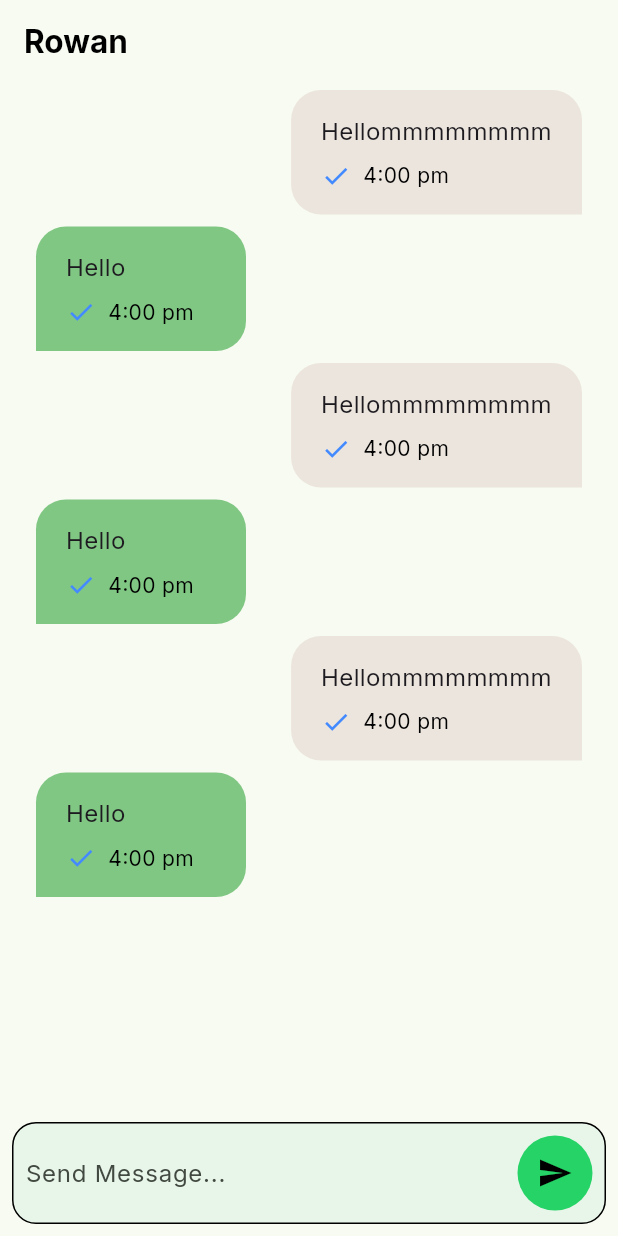
After one commit to hanaa-2000/miniChat, a Flutter app: the BubbleChatWidget screen opened directly, on a phone screen of 412 x 824 dp. The commit adds this screen. Run offline on Flutter 3.47's test engine with Material 3 defaults, Android fonts, the phone set to English and light mode, and no system bars; our stand-ins replace fluttertoast, google_fonts.

Commit message:
chats_bubble_create

```diff
--- a/lib/core/sharedWidgets/appbar_widget.dart
+++ b/lib/core/shared_widgets/appbar_widget.dart
@@ -1,6 +1,8 @@
 import 'package:flutter/material.dart';
 import 'package:minichat_project/core/themes/styles.dart';
 import 'package:minichat_project/features/home/presentation/views/profile_screen.dart';
+
+import '../../features/home/presentation/views/new_group_screen.dart';
 
 class AppbarWidget extends StatelessWidget implements PreferredSizeWidget {
   const AppbarWidget({super.key});
@@ -32,8 +34,11 @@ class AppbarWidget extends StatelessWidget implements PreferredSizeWidget {
           position: PopupMenuPosition.under,
           itemBuilder: (context) {
             return [
-              const PopupMenuItem<String>(
-                child: Text("New Group",style: TextStyle(fontWeight: FontWeight.bold),),
+               PopupMenuItem<String>(
+                child: const Text("New Group",style: TextStyle(fontWeight: FontWeight.bold),),
+                onTap: (){
+                  Navigator.push(context, MaterialPageRoute(builder: (context) => NewGroupScreen(),));
+                },
               ),
                PopupMenuItem(
                 child: const Text("Profile",style: TextStyle(fontWeight: FontWeight.bold)),
--- /dev/null
+++ b/lib/features/chats/presentation/views/widgets/bubble_chat_widget.dart
@@ -0,0 +1,100 @@
+import 'package:flutter/material.dart';
+import 'package:minichat_project/core/themes/colors.dart';
+import 'package:minichat_project/core/themes/styles.dart';
+import 'package:minichat_project/features/chats/presentation/views/widgets/message_tile.dart';
+
+class BubbleChatWidget  extends StatelessWidget {
+  const BubbleChatWidget({super.key});
+
+  @override
+  Widget build(BuildContext context) {
+    return Scaffold(
+      appBar: AppBar(
+        title: Text("Rowan" ,style: StylesApp.textStyle21.copyWith(fontWeight: FontWeight.bold), ),
+      ),
+     body:  Stack(
+        children: [
+          chatMessages(),
+          Container(
+            alignment: Alignment.bottomCenter,
+            width: MediaQuery.of(context).size.width,
+            child: Container(
+              width: MediaQuery.of(context).size.width,
+              margin: const EdgeInsets.symmetric(horizontal: 8,vertical: 8),
+              padding: const EdgeInsets.symmetric(horizontal: 8, vertical: 8),
+              decoration: BoxDecoration(
+                color: Colors.green[50],
+                border: Border.all(color: Colors.black,width: 1),
+                borderRadius: BorderRadius.circular(16)
+              ),
+              child: Row(
+                children: [
+                  Expanded(
+                    child: TextFormField(
+                      style: const TextStyle(
+                        color: Colors.white,
+                      ),
+                      decoration: const InputDecoration(
+                        hintText: 'Send Message...',
+                        hintStyle: TextStyle(
+                          fontSize: 16,
+                         // color: Colors.white
+                        ),
+                        border: InputBorder.none,
+                      ),
+                    ),
+                  ),
+                  const SizedBox(
+                    width: 12,
+                  ),
+                  GestureDetector(
+                    onTap: () {
+                    },
+                    child: Container(
+                      height: 50,
+                      width: 50,
+                      decoration: BoxDecoration(
+                        color: ColorsApp.green,
+                        borderRadius: BorderRadius.circular(30),
+                      ),
+                      child: const Center(
+                        child: Icon(
+                          Icons.send,
+                          color: Colors.black,
+                        ),
+                      ),
+                    ),
+                  )
+                ],
+              ),
+            ),
+          ),
+        ],
+      ),
+    );
+  }
+  chatMessages() {
+        return ListView.builder(
+          itemCount: 3,
+          itemBuilder: (context, index) {
+            return const Column(
+              children: [
+                MessageTile(
+                    message: "Hellommmmmmmm",
+                    sender: "hanaa",
+                    sentByMe: true),
+                MessageTile(
+                    message: "Hello",
+                    sender: "hanaa",
+                    sentByMe: false),
+              ],
+            );
+          },
+
+    );
+  }
+
+
+
+
+}
--- a/lib/features/chats/presentation/views/widgets/chats_body.dart
+++ b/lib/features/chats/presentation/views/widgets/chats_body.dart
@@ -1,5 +1,5 @@
 import 'package:flutter/material.dart';
-import 'package:minichat_project/core/sharedWidgets/appbar_widget.dart';
+import 'package:minichat_project/core/shared_widgets/appbar_widget.dart';
 import 'package:minichat_project/features/chats/presentation/views/widgets/list_item_chat.dart';
 import 'package:minichat_project/features/chats/presentation/views/widgets/item_chat_body.dart';
 
--- a/lib/features/chats/presentation/views/widgets/list_item_chat.dart
+++ b/lib/features/chats/presentation/views/widgets/list_item_chat.dart
@@ -1,5 +1,8 @@
 import 'package:flutter/material.dart';
+import 'package:minichat_project/features/chats/presentation/views/widgets/bubble_chat_widget.dart';
 import 'package:minichat_project/features/chats/presentation/views/widgets/item_chat_body.dart';
+
+import '../../../../../core/shared_widgets/functions_helper.dart';
 
 class ListItemChat  extends StatelessWidget {
   const ListItemChat({super.key});
@@ -12,7 +15,11 @@ class ListItemChat  extends StatelessWidget {
             shrinkWrap: true,
             physics: const BouncingScrollPhysics(),
             itemBuilder: (context, index) {
-              return ItemChatBody();
+              return GestureDetector(
+                  onTap: (){
+                    navigatorApp(context: context , widget: const BubbleChatWidget());
+                  },
+                  child: ItemChatBody());
             },));
   }
 }
--- /dev/null
+++ b/lib/features/chats/presentation/views/widgets/message_tile.dart
@@ -0,0 +1,93 @@
+import 'package:flutter/material.dart';
+import 'package:minichat_project/core/themes/colors.dart';
+import 'package:minichat_project/core/themes/styles.dart';
+
+class MessageTile extends StatefulWidget {
+  const MessageTile({super.key, required this.message, required this.sender, required this.sentByMe});
+  final String message;
+  final String sender;
+  final bool sentByMe;
+  @override
+  State<MessageTile> createState() => _MessageTileState();
+}
+
+class _MessageTileState extends State<MessageTile> {
+
+  @override
+  Widget build(BuildContext context) {
+    return Container(
+      padding: EdgeInsets.only(
+        top: 4,
+        bottom: 4,
+        left: widget.sentByMe?0:24,
+        right: widget.sentByMe?24:0,
+      ),
+      alignment: widget.sentByMe?Alignment.centerRight:Alignment.centerLeft,
+      child: Container(
+        margin: widget.sentByMe?const EdgeInsets.only(
+          left: 30,
+        ):const EdgeInsets.only(
+          right: 30,
+        ),
+        padding: const EdgeInsets.only(
+          top: 16,
+          bottom: 16,
+          left: 20,
+          right: 20,
+        ),
+        decoration: BoxDecoration(
+          borderRadius:widget.sentByMe? const BorderRadius.only(
+            topRight: Radius.circular(20),
+            topLeft: Radius.circular(20),
+            bottomLeft: Radius.circular(20),
+          ):const BorderRadius.only(
+            topLeft: Radius.circular(20),
+            topRight: Radius.circular(20),
+            bottomRight: Radius.circular(20),
+          ),
+          color: widget.sentByMe?ColorsApp.grey:Colors.green[300],
+        ),
+        child: Column(
+          mainAxisAlignment: MainAxisAlignment.start,
+          crossAxisAlignment: CrossAxisAlignment.start,
+          children: [
+            // Text(
+            //   widget.sender.toUpperCase(),
+            //   textAlign: TextAlign.center,
+            //   style: const TextStyle(
+            //     fontSize: 13,
+            //     fontWeight: FontWeight.bold,
+            //     //color: Colors.white,
+            //     letterSpacing: -0.5,
+            //   ),
+            // ),
+            // const SizedBox(height: 8,),
+            Text(
+              widget.message,
+              textAlign: TextAlign.center,
+              style: const TextStyle(
+                  fontSize: 16,
+                  fontWeight: FontWeight.w400,
+                 // color: Colors.white
+              ),
+            ),
+            const SizedBox(height: 8,),
+            SizedBox(
+              width: 100,
+              child: Row(
+                mainAxisAlignment: MainAxisAlignment.start,
+                crossAxisAlignment: CrossAxisAlignment.start,
+                children: [
+                  const Icon(Icons.check_sharp,size: 20,color: Colors.blueAccent,),
+                  const SizedBox(width: 8,),
+                  Text("4:00 pm",style: StylesApp.textStyle16.copyWith(fontSize: 14,fontWeight: FontWeight.normal),),
+
+                ],
+              ),
+            )
+            ],
+        ),
+      ),
+    );
+  }
+}
--- a/lib/features/home/presentation/views/home_screen.dart
+++ b/lib/features/home/presentation/views/home_screen.dart
@@ -1,6 +1,4 @@
 import 'package:flutter/material.dart';
-import 'package:minichat_project/features/chats/presentation/views/widgets/floating_action_widget.dart';
-import 'package:minichat_project/features/chats/presentation/views/widgets/chats_body.dart';
 import 'package:minichat_project/features/home/presentation/views/widgets/home_body.dart';
 
 class HomeScreen  extends StatelessWidget {
--- /dev/null
+++ b/lib/features/home/presentation/views/new_group_screen.dart
@@ -0,0 +1,12 @@
+import 'package:flutter/material.dart';
+
+class NewGroupScreen  extends StatelessWidget {
+  const NewGroupScreen({super.key});
+
+  @override
+  Widget build(BuildContext context) {
+    return Scaffold(
+
+    );
+  }
+}
--- a/lib/features/home/presentation/views/widgets/home_body.dart
+++ b/lib/features/home/presentation/views/widgets/home_body.dart
@@ -1,5 +1,5 @@
 import 'package:flutter/material.dart';
-import 'package:minichat_project/core/sharedWidgets/appbar_widget.dart';
+import 'package:minichat_project/core/shared_widgets/appbar_widget.dart';
 import 'package:minichat_project/core/themes/colors.dart';
 import 'package:minichat_project/core/themes/styles.dart';
 import 'package:minichat_project/features/calls/presentation/views/call_screen.dart';
--- a/lib/features/status/presentation/views/status_screen.dart
+++ b/lib/features/status/presentation/views/status_screen.dart
@@ -1,5 +1,5 @@
 import 'package:flutter/material.dart';
-import 'package:minichat_project/core/sharedWidgets/appbar_widget.dart';
+import 'package:minichat_project/core/shared_widgets/appbar_widget.dart';
 import 'package:minichat_project/features/status/presentation/views/widgets/status_body.dart';
 
 
```
